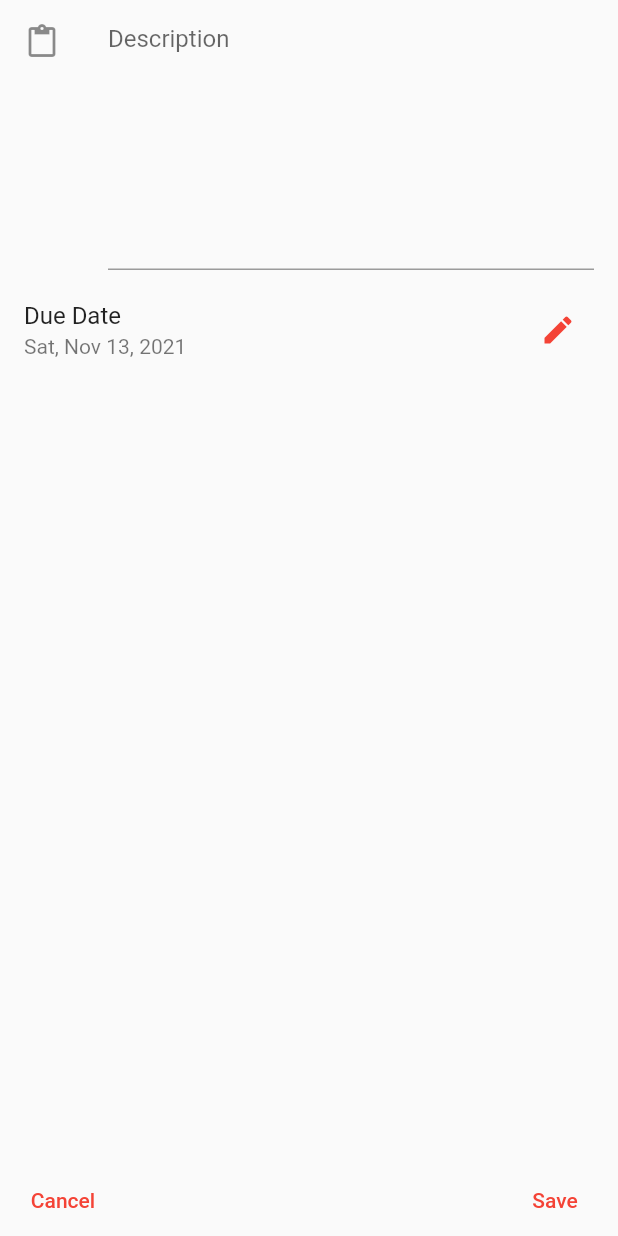
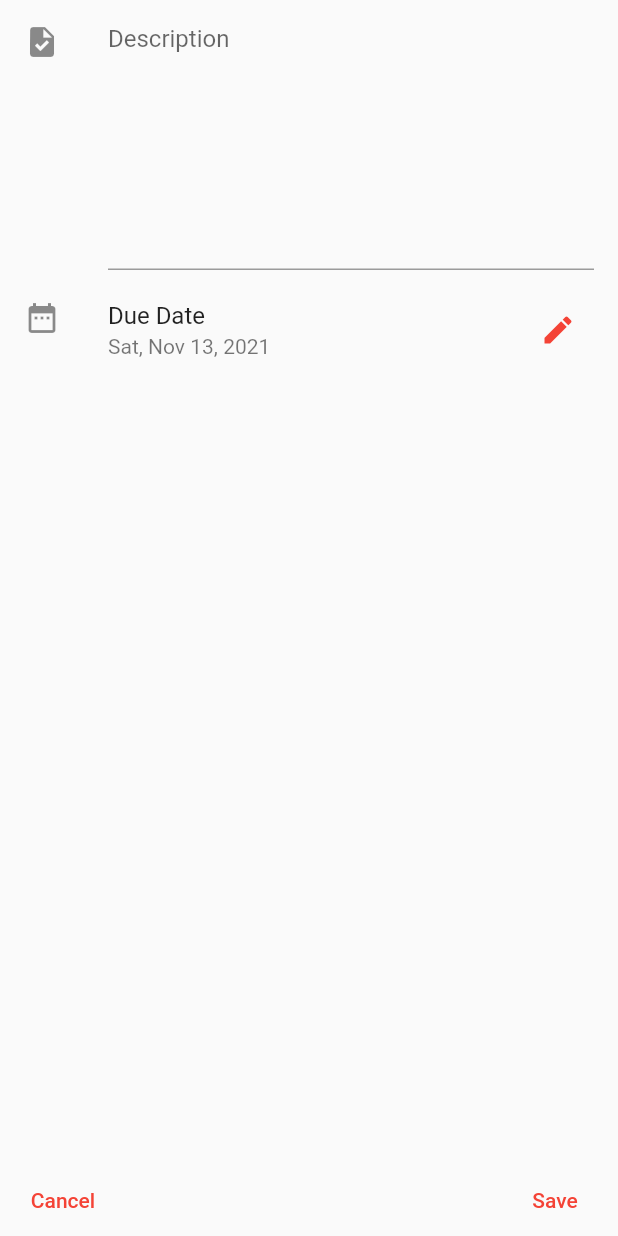
Before and after one commit to blessed-sibanda/personal_manager, a Flutter app: the TasksEntry screen opened directly, on a phone screen of 412 x 824 dp. Run offline on Flutter 3.47's test engine with Material 2 defaults, Android fonts, the light colour scheme and no system bars; our stand-ins replace flutter_slidable, moor_flutter; generated files the repository leaves out were written again.

Commit message:
add leading icon to task entry date

```diff
--- a/lib/widgets/tasks/tasks_entry.dart
+++ b/lib/widgets/tasks/tasks_entry.dart
@@ -84,7 +84,7 @@ class _TasksEntryState extends State<TasksEntry> {
           key: _formKey,
           child: ListView(children: [
             ListTile(
-              leading: const Icon(Icons.content_paste),
+              leading: const Icon(Icons.task),
               title: TextFormField(
                 keyboardType: TextInputType.multiline,
                 maxLines: 8,
@@ -97,6 +97,7 @@ class _TasksEntryState extends State<TasksEntry> {
               ),
             ),
             ListTile(
+              leading: const Icon(Icons.date_range),
               title: const Text('Due Date'),
               subtitle: Text(utils.formatDate(_task.dueDate)),
               trailing: IconButton(
```
